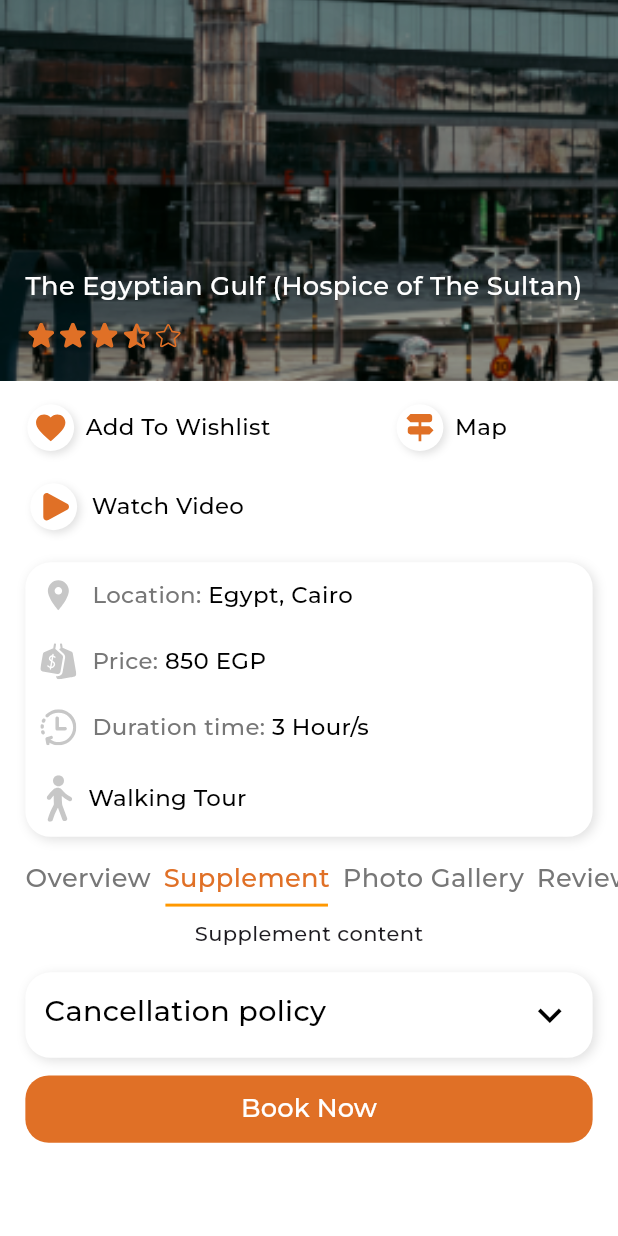
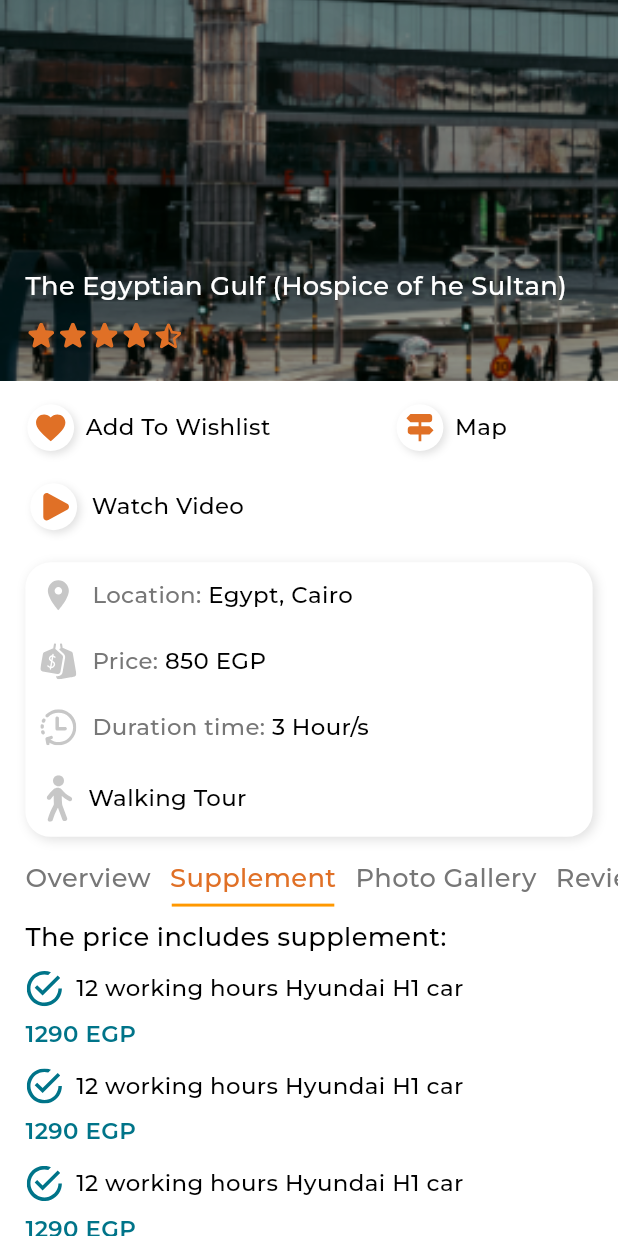
Before and after one commit to hoseny/touf_w_shouf, a Flutter app: the ProgramDetailsView screen opened directly with empty values, after a tap on "Supplement", on a phone screen of 412 x 824 dp. Run offline on Flutter 3.47's test engine with Material 3 defaults, Android fonts, the phone set to English and light mode, and no system bars; drawn by our look-alikes of flutter_rating_bar; our stand-ins replace bloc, cached_network_image, carousel_slider, country_picker, dartz, dio and 11 more; accounts and stored records are empty; network calls fail; project files that could hold a hidden picture were left out.

Commit message:
supplement tap ui

```diff
--- a/lib/core/resources/assets.dart
+++ b/lib/core/resources/assets.dart
@@ -33,4 +33,6 @@ class Assets {
   static const String location = 'assets/svgs/location.svg';
   static const String heart = 'assets/svgs/heart.svg';
   static const String clock = 'assets/svgs/clock.svg';
+  static const String checkMark = 'assets/svgs/checkmark.svg';
+  static const String informationCircle = 'assets/svgs/information_circle.svg';
 }
--- a/lib/core/resources/styles.dart
+++ b/lib/core/resources/styles.dart
@@ -122,6 +122,16 @@ class TextStyles {
     fontWeight: FontWeightHelper.regular,
     color: AppColors.black,
   );
+  static TextStyle font18deepBlueSemiBold = baseStyle(
+    fontSize: 16.sp,
+    fontWeight: FontWeightHelper.semiBold,
+    color: AppColors.deepTeal,
+  );
+  static TextStyle font16BlackMedium = baseStyle(
+    fontSize: 16.sp,
+    fontWeight: FontWeightHelper.medium,
+    color: AppColors.black,
+  );
   static TextStyle font16MutedGreyRegular = baseStyle(
     fontSize: 16.sp,
     fontWeight: FontWeightHelper.regular,
--- a/lib/core/widgets/app_program_header.dart
+++ b/lib/core/widgets/app_program_header.dart
@@ -9,11 +9,11 @@ class AppProgramHeader extends StatelessWidget {
   final String rating;
 
   const AppProgramHeader({
-    Key? key,
+    super.key,
     required this.imageUrl,
     required this.title,
     required this.rating,
-  }) : super(key: key);
+  });
 
   @override
   Widget build(BuildContext context) {
--- a/lib/core/widgets/app_star_rating.dart
+++ b/lib/core/widgets/app_star_rating.dart
@@ -10,11 +10,11 @@ class AppStarRating extends StatelessWidget {
   final bool ignoreGestures;
 
   const AppStarRating({
-    Key? key,
+    super.key,
     required this.rating,
     this.itemSize = 20.0,
     this.ignoreGestures = true,
-  }) : super(key: key);
+  });
 
   @override
   Widget build(BuildContext context) {
--- a/lib/features/home/views/widgets/outings/program_list_view_item.dart
+++ b/lib/features/home/views/widgets/outings/program_list_view_item.dart
@@ -1,11 +1,9 @@
 import 'package:cached_network_image/cached_network_image.dart';
 import 'package:flutter/material.dart';
-import 'package:flutter_rating_bar/flutter_rating_bar.dart';
 import 'package:flutter_screenutil/flutter_screenutil.dart';
-import 'package:flutter_svg/flutter_svg.dart';
-import 'package:touf_w_shouf/core/resources/assets.dart';
 import 'package:touf_w_shouf/core/resources/colors.dart';
 import 'package:touf_w_shouf/core/resources/styles.dart';
+import 'package:touf_w_shouf/core/widgets/app_star_rating.dart';
 import 'package:touf_w_shouf/features/home/data/models/program_model.dart';
 
 class ProgramListViewItem extends StatelessWidget {
@@ -91,37 +89,9 @@ class ProgramListViewItem extends StatelessWidget {
                   style: TextStyles.font18WhiteMedium,
                 ),
               ),
-              program.rateReview != 'No Review'
-                  ? RatingBar(
-                      ratingWidget: RatingWidget(
-                        full: Padding(
-                          padding: EdgeInsets.symmetric(horizontal: 1.5.w),
-                          child: SvgPicture.asset(Assets.starFull),
-                        ),
-                        half: Padding(
-                          padding: EdgeInsets.symmetric(horizontal: 1.5.w),
-                          child: SvgPicture.asset(Assets.starHalf),
-                        ),
-                        empty: Padding(
-                          padding: EdgeInsets.symmetric(horizontal: 1.5.w),
-                          child: SvgPicture.asset(Assets.starEmpty),
-                        ),
-                      ),
-                      initialRating: double.parse(program.rateReview),
-                      minRating: 1,
-                      direction: Axis.horizontal,
-                      allowHalfRating: true,
-                      itemCount: 5,
-                      itemSize: 20.w,
-                      updateOnDrag: false,
-                      tapOnlyMode: false,
-                      ignoreGestures: true,
-                      onRatingUpdate: (double rating) {},
-                    )
-                  : Text(
-                      program.rateReview,
-                      style: TextStyles.font18WhiteMedium,
-                    ),
+              AppStarRating(
+                rating: program.rateReview,
+              ),
             ],
           ),
         )
--- a/lib/features/program_details/views/widgets/overview_tab.dart
+++ b/lib/features/program_details/views/widgets/overview_tab.dart
@@ -12,11 +12,11 @@ class OverviewTab extends StatelessWidget {
       child: Column(
         crossAxisAlignment: CrossAxisAlignment.start,
         children: [
-          Text('A journey through history starting from the gates of Fatimid Cairo at Bab al-Futuh, passing through our monuments and stories of  Egyptian history and heritage From Bab Al-Futuh, through the story of Sidi El-Zouk, passing by Al-Hakim Mosque, Bamir Allah, to the house of Al-Suhaimi ** Prices include: * Entrance tickets * Arab guide * Prices do not include any meals or drinks',style: TextStyles.font16BlackRegular,),
+          Text('A journey through history starting from the gates of Fatimid Cairo at Bab al-Futuh, passing through our monuments and stories of  Egyptian history and heritage From Bab Al-Futuh, through the story of Sidi El-Zouk, passing by Al-Hakim Mosque, Bamir Allah',style: TextStyles.font16BlackRegular,),
           10.verticalSpace,
           Text('Additional Info',style: TextStyles.font18BlackMedium,),
           2.verticalSpace,
-          Text('Return Details Returns to original departure point Departure Point 77 Salah Salem, Al Omraneyah Ash Sharqeyah, Giza District, Giza Governorate, Egypt As per requested time our tour guide will be waiting in the lobby of your hotel and he will be holding a sign showing your name on it',style: TextStyles.font16BlackRegular,),
+          Text('Return Details Returns to original departure point Departure Point 77 Salah Salem, Al Omraneyah Ash Sharqeyah, Giza District, Giza Governorate',style: TextStyles.font16BlackRegular,),
         ],
       ),
     );
--- a/lib/features/program_details/views/widgets/program_details_header.dart
+++ b/lib/features/program_details/views/widgets/program_details_header.dart
@@ -1,9 +1,6 @@
 import 'package:flutter/material.dart';
-import 'package:flutter_rating_bar/flutter_rating_bar.dart';
-import 'package:flutter_screenutil/flutter_screenutil.dart';
-import 'package:flutter_svg/flutter_svg.dart';
 import 'package:touf_w_shouf/core/resources/assets.dart';
-import 'package:touf_w_shouf/core/resources/styles.dart';
+import 'package:touf_w_shouf/core/widgets/app_program_header.dart';
 
 class ProgramDetailsHeader extends StatelessWidget {
   const ProgramDetailsHeader({
@@ -12,80 +9,10 @@ class ProgramDetailsHeader extends StatelessWidget {
 
   @override
   Widget build(BuildContext context) {
-    return SliverAppBar(
-      expandedHeight: 260.h,
-      toolbarHeight: 0,
-      pinned: true,
-      scrolledUnderElevation: 0,
-      backgroundColor: Colors.white,
-      flexibleSpace: FlexibleSpaceBar(
-        background: Stack(
-          children: [
-            Image.asset(
-              Assets.listExample,
-              width: double.infinity,
-              height: double.infinity,
-              fit: BoxFit.cover,
-            ),
-            Container(
-              width: double.infinity,
-              height: double.infinity,
-              decoration: BoxDecoration(
-                color: Colors.black.withOpacity(0.3),
-              ),
-            ),
-            Positioned(
-              left: 16.w,
-              right: 16.w,
-              bottom: 20.h,
-              child: Column(
-                crossAxisAlignment: CrossAxisAlignment.start,
-                children: [
-                  Text(
-                    'The Egyptian Gulf (Hospice of The Sultan)',
-                    style: TextStyles.font18WhiteMedium,
-                  ),
-                  10.verticalSpace,
-                  '3.4' != 'No Review'
-                      ? RatingBar(
-                    ratingWidget: RatingWidget(
-                      full: Padding(
-                        padding:
-                        EdgeInsets.symmetric(horizontal: 1.5.w),
-                        child: SvgPicture.asset(Assets.starFull),
-                      ),
-                      half: Padding(
-                        padding:
-                        EdgeInsets.symmetric(horizontal: 1.5.w),
-                        child: SvgPicture.asset(Assets.starHalf),
-                      ),
-                      empty: Padding(
-                        padding:
-                        EdgeInsets.symmetric(horizontal: 1.5.w),
-                        child: SvgPicture.asset(Assets.starEmpty),
-                      ),
-                    ),
-                    initialRating: double.parse('3.7'),
-                    minRating: 1,
-                    direction: Axis.horizontal,
-                    allowHalfRating: true,
-                    itemCount: 5,
-                    itemSize: 20.w,
-                    updateOnDrag: false,
-                    tapOnlyMode: false,
-                    ignoreGestures: true,
-                    onRatingUpdate: (double rating) {},
-                  )
-                      : Text(
-                    'No Review',
-                    style: TextStyles.font18WhiteMedium,
-                  ),
-                ],
-              ),
-            )
-          ],
-        ),
-      ),
+    return AppProgramHeader(
+      imageUrl: Assets.listExample,
+      title: 'The Egyptian Gulf (Hospice of he Sultan)',
+      rating: '4.5',
     );
   }
 }
--- a/lib/features/program_details/views/widgets/program_details_tabs.dart
+++ b/lib/features/program_details/views/widgets/program_details_tabs.dart
@@ -53,7 +53,7 @@ class _ProgramDetailsTabsState extends State<ProgramDetailsTabs> {
                     });
                   },
                   child: Padding(
-                    padding: EdgeInsets.only(left: index != 0 ? 8.w : 0),
+                    padding: EdgeInsets.only(left: index != 0 ? 12.w : 0),
                     child: Column(
                       mainAxisSize: MainAxisSize.min,
                       children: [
--- a/lib/features/program_details/views/widgets/program_details_tabs_content.dart
+++ b/lib/features/program_details/views/widgets/program_details_tabs_content.dart
@@ -1,5 +1,6 @@
 import 'package:flutter/material.dart';
 import 'package:touf_w_shouf/features/program_details/views/widgets/overview_tab.dart';
+import 'package:touf_w_shouf/features/program_details/views/widgets/supplement/supplement.dart';
 
 class ProgramDetailsTabsContent extends StatelessWidget {
   const ProgramDetailsTabsContent({super.key, required this.index});
@@ -12,7 +13,7 @@ class ProgramDetailsTabsContent extends StatelessWidget {
       case 0:
         return const OverviewTab();
       case 1:
-        return const Text("Supplement content");
+        return const Supplement();
       case 2:
         return const Text("Photo Gallery content");
       case 3:
--- /dev/null
+++ b/lib/features/program_details/views/widgets/supplement/supplement.dart
@@ -0,0 +1,30 @@
+import 'package:flutter/material.dart';
+import 'package:flutter_screenutil/flutter_screenutil.dart';
+import 'package:touf_w_shouf/core/resources/styles.dart';
+import 'package:touf_w_shouf/features/program_details/views/widgets/supplement/supplement_divider.dart';
+import 'package:touf_w_shouf/features/program_details/views/widgets/supplement/supplement_list.dart';
+import 'package:touf_w_shouf/features/program_details/views/widgets/supplement/supplement_vat.dart';
+
+class Supplement extends StatelessWidget {
+  const Supplement({super.key});
+
+  @override
+  Widget build(BuildContext context) {
+    return Padding(
+      padding: EdgeInsets.symmetric(horizontal: 16.w),
+      child: Column(
+        crossAxisAlignment: CrossAxisAlignment.start,
+        children: [
+          Text(
+            'The price includes supplement:',
+            style: TextStyles.font18BlackMedium,
+          ),
+          4.verticalSpace,
+          SupplementList(),
+          SupplementDivider(),
+          SupplementVAT(),
+        ],
+      ),
+    );
+  }
+}
--- /dev/null
+++ b/lib/features/program_details/views/widgets/supplement/supplement_divider.dart
@@ -0,0 +1,18 @@
+import 'package:flutter/material.dart';
+import 'package:flutter_screenutil/flutter_screenutil.dart';
+
+class SupplementDivider extends StatelessWidget {
+  const SupplementDivider({
+    super.key,
+  });
+
+  @override
+  Widget build(BuildContext context) {
+    return Padding(
+      padding: EdgeInsets.symmetric(vertical: 8.h),
+      child: Divider(
+        color: Color(0xffC7C7C7),
+      ),
+    );
+  }
+}
--- /dev/null
+++ b/lib/features/program_details/views/widgets/supplement/supplement_list.dart
@@ -0,0 +1,21 @@
+import 'package:flutter/material.dart';
+import 'package:touf_w_shouf/features/program_details/views/widgets/supplement/supplement_list_item.dart';
+
+class SupplementList extends StatelessWidget {
+  const SupplementList({
+    super.key,
+  });
+
+  @override
+  Widget build(BuildContext context) {
+    return ListView.builder(
+      shrinkWrap: true,
+      itemCount: 4,
+      physics: const NeverScrollableScrollPhysics(),
+      padding: EdgeInsets.zero,
+      itemBuilder: (context, index) {
+        return SupplementListItem();
+      },
+    );
+  }
+}
--- /dev/null
+++ b/lib/features/program_details/views/widgets/supplement/supplement_list_item.dart
@@ -0,0 +1,42 @@
+import 'package:flutter/material.dart';
+import 'package:flutter_screenutil/flutter_screenutil.dart';
+import 'package:flutter_svg/flutter_svg.dart';
+import 'package:touf_w_shouf/core/resources/assets.dart';
+import 'package:touf_w_shouf/core/resources/styles.dart';
+
+class SupplementListItem extends StatelessWidget {
+  const SupplementListItem({
+    super.key,
+  });
+
+  @override
+  Widget build(BuildContext context) {
+    return Padding(
+      padding:  EdgeInsets.symmetric(vertical: 6.h),
+      child: Column(
+        crossAxisAlignment: CrossAxisAlignment.start,
+        children: [
+          Row(
+            children: [
+              SvgPicture.asset(
+                Assets.checkMark,
+                width: 24.w,
+                height: 24.h,
+              ),
+              8.horizontalSpace,
+              Text(
+                '12 working hours Hyundai H1 car',
+                style: TextStyles.font16BlackRegular,
+              ),
+            ],
+          ),
+          8.verticalSpace,
+          Text(
+            '1290 EGP',
+            style: TextStyles.font18deepBlueSemiBold,
+          ),
+        ],
+      ),
+    );
+  }
+}
--- /dev/null
+++ b/lib/features/program_details/views/widgets/supplement/supplement_vat.dart
@@ -0,0 +1,25 @@
+import 'package:flutter/material.dart';
+import 'package:flutter_screenutil/flutter_screenutil.dart';
+import 'package:flutter_svg/flutter_svg.dart';
+import 'package:touf_w_shouf/core/resources/assets.dart';
+import 'package:touf_w_shouf/core/resources/styles.dart';
+
+class SupplementVAT extends StatelessWidget {
+  const SupplementVAT({
+    super.key,
+  });
+
+  @override
+  Widget build(BuildContext context) {
+    return Row(
+      children: [
+        SvgPicture.asset(Assets.informationCircle),
+        16.horizontalSpace,
+        Text(
+          'All prices don\'t include VAT',
+          style: TextStyles.font18OrangeMedium,
+        ),
+      ],
+    );
+  }
+}
```
Also changed, not shown: assets/svgs/checkmark.svg (added), assets/svgs/information_circle.svg (added).
